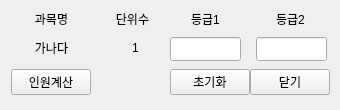
yuj09161/grademanage, file UI/GradeCalc.ui: the form before one commit.
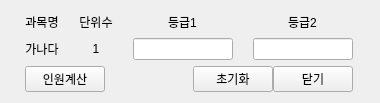
The form after the commit.

Commit message:
UI 수정
+버그 수정 반영

```diff
--- a/UI/GradeCalc.ui
+++ b/UI/GradeCalc.ui
@@ -6,66 +6,38 @@
    <rect>
     <x>0</x>
     <y>0</y>
-    <width>340</width>
-    <height>110</height>
+    <width>380</width>
+    <height>103</height>
    </rect>
   </property>
   <property name="windowTitle">
    <string>예상등급계산</string>
   </property>
-  <widget class="QLabel" name="lbNum">
-   <property name="geometry">
-    <rect>
-     <x>110</x>
-     <y>11</y>
-     <width>45</width>
-     <height>15</height>
-    </rect>
-   </property>
+  <layout class="QGridLayout" name="gridLayout">
+   <item row="1" column="3">
+    <widget class="QLineEdit" name="lnGrd2">
    <property name="sizePolicy">
-    <sizepolicy hsizetype="Ignored" vsizetype="Preferred">
+      <sizepolicy hsizetype="Minimum" vsizetype="Fixed">
      <horstretch>0</horstretch>
      <verstretch>0</verstretch>
     </sizepolicy>
    </property>
-   <property name="text">
-    <string>단위수</string>
-   </property>
-   <property name="alignment">
-    <set>Qt::AlignCenter</set>
-   </property>
-  </widget>
-  <widget class="QLabel" name="lbEnd">
-   <property name="geometry">
-    <rect>
-     <x>255</x>
-     <y>11</y>
-     <width>71</width>
-     <height>16</height>
-    </rect>
-   </property>
-   <property name="sizePolicy">
-    <sizepolicy hsizetype="Fixed" vsizetype="Preferred">
-     <horstretch>0</horstretch>
-     <verstretch>0</verstretch>
-    </sizepolicy>
-   </property>
-   <property name="text">
-    <string>등급2</string>
-   </property>
+     <property name="maximumSize">
+      <size>
+       <width>100</width>
+       <height>16777215</height>
+      </size>
+     </property>
+     <property name="inputMask">
+      <string>d</string>
+     </property>
    <property name="alignment">
     <set>Qt::AlignCenter</set>
    </property>
   </widget>
+   </item>
+   <item row="0" column="2" alignment="Qt::AlignHCenter">
   <widget class="QLabel" name="lbMid">
-   <property name="geometry">
-    <rect>
-     <x>170</x>
-     <y>11</y>
-     <width>71</width>
-     <height>16</height>
-    </rect>
-   </property>
    <property name="sizePolicy">
     <sizepolicy hsizetype="Fixed" vsizetype="Preferred">
      <horstretch>0</horstretch>
@@ -79,17 +51,49 @@
     <set>Qt::AlignCenter</set>
    </property>
   </widget>
+   </item>
+   <item row="1" column="2">
+    <widget class="QLineEdit" name="lnGrd1">
+     <property name="sizePolicy">
+      <sizepolicy hsizetype="Minimum" vsizetype="Fixed">
+       <horstretch>0</horstretch>
+       <verstretch>0</verstretch>
+      </sizepolicy>
+     </property>
+     <property name="maximumSize">
+      <size>
+       <width>100</width>
+       <height>16777215</height>
+      </size>
+     </property>
+     <property name="inputMask">
+      <string>D</string>
+     </property>
+     <property name="alignment">
+      <set>Qt::AlignCenter</set>
+     </property>
+    </widget>
+   </item>
+   <item row="1" column="0">
+    <widget class="QLabel" name="lbSubject_2">
+     <property name="sizePolicy">
+      <sizepolicy hsizetype="Fixed" vsizetype="Preferred">
+       <horstretch>0</horstretch>
+       <verstretch>0</verstretch>
+      </sizepolicy>
+     </property>
+     <property name="text">
+      <string>가나다</string>
+     </property>
+     <property name="alignment">
+      <set>Qt::AlignCenter</set>
+     </property>
+    </widget>
+   </item>
+   <item row="0" column="0">
   <widget class="QLabel" name="lbSubject">
-   <property name="geometry">
-    <rect>
-     <x>11</x>
-     <y>11</y>
-     <width>81</width>
-     <height>16</height>
-    </rect>
-   </property>
    <property name="sizePolicy">
-    <sizepolicy hsizetype="Ignored" vsizetype="Preferred">
+      <sizepolicy hsizetype="Fixed" vsizetype="Preferred">
      <horstretch>0</horstretch>
      <verstretch>0</verstretch>
     </sizepolicy>
@@ -101,15 +105,25 @@
     <set>Qt::AlignCenter</set>
    </property>
   </widget>
+   </item>
+   <item row="0" column="3" alignment="Qt::AlignHCenter">
+    <widget class="QLabel" name="lbEnd">
+     <property name="sizePolicy">
+      <sizepolicy hsizetype="Fixed" vsizetype="Preferred">
+       <horstretch>0</horstretch>
+       <verstretch>0</verstretch>
+      </sizepolicy>
+     </property>
+     <property name="text">
+      <string>등급2</string>
+     </property>
+     <property name="alignment">
+      <set>Qt::AlignCenter</set>
+     </property>
+    </widget>
+   </item>
+   <item row="2" column="0" colspan="4">
   <widget class="QWidget" name="widBot" native="true">
-   <property name="geometry">
-    <rect>
-     <x>11</x>
-     <y>68</y>
-     <width>319</width>
-     <height>28</height>
-    </rect>
-   </property>
    <layout class="QHBoxLayout" name="horizontalLayout">
     <property name="spacing">
      <number>0</number>
@@ -180,37 +194,9 @@
     </item>
    </layout>
   </widget>
-  <widget class="QLabel" name="lbSubject_2">
-   <property name="geometry">
-    <rect>
-     <x>11</x>
-     <y>40</y>
-     <width>81</width>
-     <height>16</height>
-    </rect>
-   </property>
-   <property name="sizePolicy">
-    <sizepolicy hsizetype="Ignored" vsizetype="Preferred">
-     <horstretch>0</horstretch>
-     <verstretch>0</verstretch>
-    </sizepolicy>
-   </property>
-   <property name="text">
-    <string>가나다</string>
-   </property>
-   <property name="alignment">
-    <set>Qt::AlignCenter</set>
-   </property>
-  </widget>
+   </item>
+   <item row="1" column="1">
   <widget class="QLabel" name="lbNum_2">
-   <property name="geometry">
-    <rect>
-     <x>110</x>
-     <y>40</y>
-     <width>51</width>
-     <height>16</height>
-    </rect>
-   </property>
    <property name="sizePolicy">
     <sizepolicy hsizetype="Ignored" vsizetype="Preferred">
      <horstretch>0</horstretch>
@@ -224,38 +210,24 @@
     <set>Qt::AlignCenter</set>
    </property>
   </widget>
-  <widget class="QLineEdit" name="lnGrd1">
-   <property name="geometry">
-    <rect>
-     <x>170</x>
-     <y>37</y>
-     <width>71</width>
-     <height>24</height>
-    </rect>
-   </property>
-   <property name="inputMask">
-    <string>D</string>
+   </item>
+   <item row="0" column="1">
+    <widget class="QLabel" name="lbNum">
+     <property name="sizePolicy">
+      <sizepolicy hsizetype="Fixed" vsizetype="Preferred">
+       <horstretch>0</horstretch>
+       <verstretch>0</verstretch>
+      </sizepolicy>
+     </property>
+     <property name="text">
+      <string>단위수</string>
    </property>
    <property name="alignment">
     <set>Qt::AlignCenter</set>
    </property>
   </widget>
-  <widget class="QLineEdit" name="lnGrd2">
-   <property name="geometry">
-    <rect>
-     <x>256</x>
-     <y>37</y>
-     <width>71</width>
-     <height>24</height>
-    </rect>
-   </property>
-   <property name="inputMask">
-    <string>d</string>
-   </property>
-   <property name="alignment">
-    <set>Qt::AlignCenter</set>
-   </property>
-  </widget>
+   </item>
+  </layout>
  </widget>
  <tabstops>
   <tabstop>btnAdd</tabstop>
```
Lines whose indentation alone changed are shown as unchanged. The commit also changes 7 other files.
